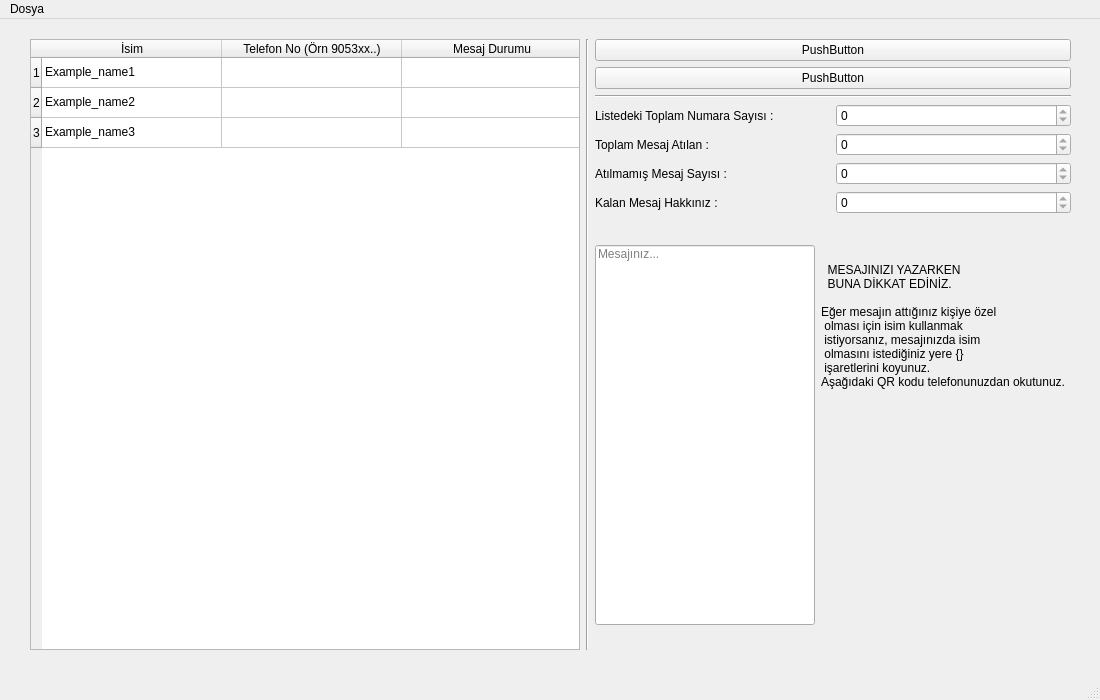
This is .ui Files/Main Window/untitled.ui in MFurkan41/WhatsSend as Qt 5 draws it before an edit. The edited form follows.
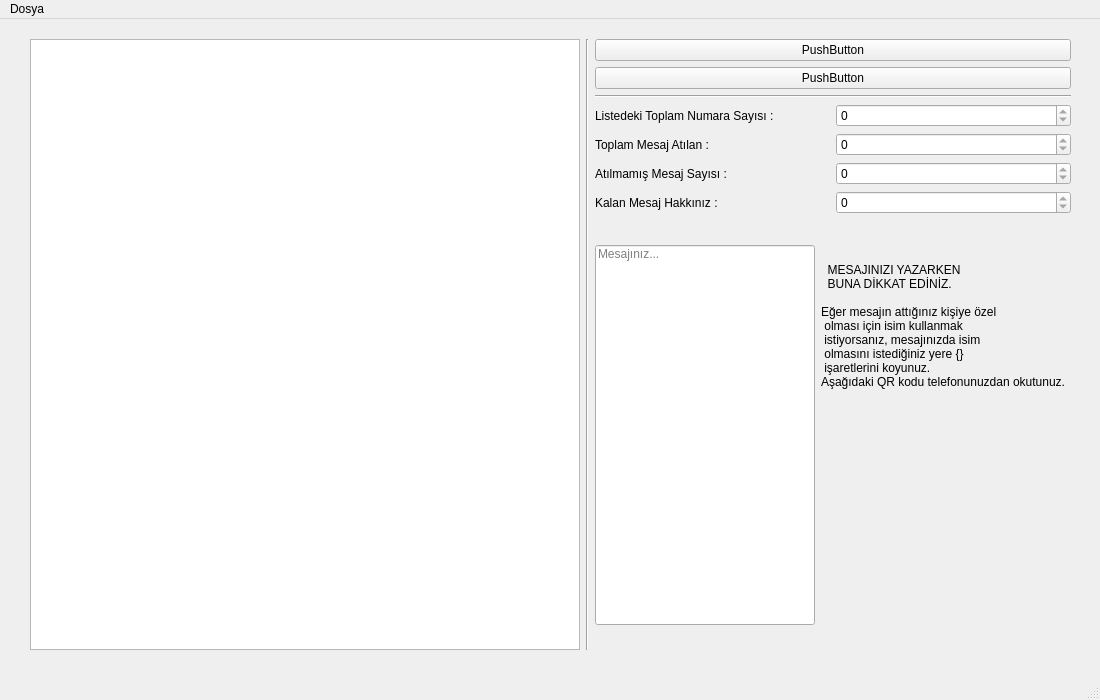
This is the edited form. Icons and pictures are not drawn.

Commit message: Change    QtTableWidget ---> QtTableView

Patch:
```diff
--- a/.ui Files/Main Window/untitled.ui
+++ b/.ui Files/Main Window/untitled.ui
@@ -37,7 +37,7 @@
     </property>
     <layout class="QHBoxLayout" name="horizontalLayout">
      <item>
-      <widget class="QTableWidget" name="tableWidget">
+      <widget class="QTableView" name="tableView">
        <property name="minimumSize">
         <size>
          <width>550</width>
@@ -47,54 +47,6 @@
        <property name="horizontalScrollBarPolicy">
         <enum>Qt::ScrollBarAlwaysOff</enum>
        </property>
-       <attribute name="horizontalHeaderDefaultSectionSize">
-        <number>180</number>
-       </attribute>
-       <row>
-        <property name="text">
-         <string>1</string>
-        </property>
-       </row>
-       <row>
-        <property name="text">
-         <string>2</string>
-        </property>
-       </row>
-       <row>
-        <property name="text">
-         <string>3</string>
-        </property>
-       </row>
-       <column>
-        <property name="text">
-         <string>İsim</string>
-        </property>
-       </column>
-       <column>
-        <property name="text">
-         <string>Telefon No (Örn 9053xx..)</string>
-        </property>
-       </column>
-       <column>
-        <property name="text">
-         <string>Mesaj Durumu</string>
-        </property>
-       </column>
-       <item row="0" column="0">
-        <property name="text">
-         <string>Example_name1</string>
-        </property>
-       </item>
-       <item row="1" column="0">
-        <property name="text">
-         <string>Example_name2</string>
-        </property>
-       </item>
-       <item row="2" column="0">
-        <property name="text">
-         <string>Example_name3</string>
-        </property>
-       </item>
       </widget>
      </item>
      <item>
```
Left out of the diff: 3 changed lines with no effect on the pictures. The commit also changes 9 other files.
